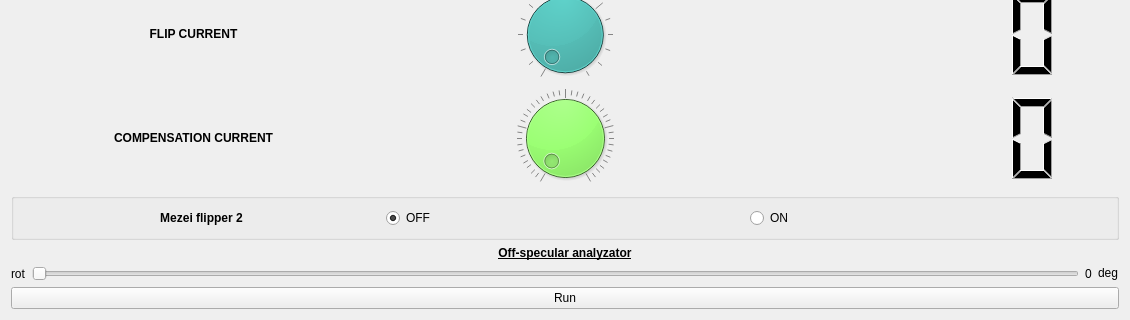
Before: the Qt Designer form nicos_lahn/v6/gui/polarization_2.ui in mlz-ictrl/nicos, drawn with Qt 5; both pictures show x 0 to 1130 and y 390 to 710 of the 1130 by 710 pixel window.
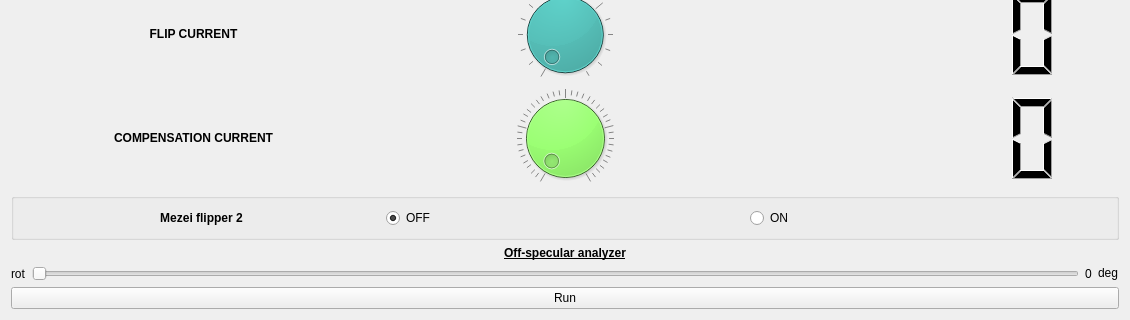
After: the same form once the commit is applied.

The edit to the form file:
```diff
--- a/nicos_lahn/v6/gui/polarization_2.ui
+++ b/nicos_lahn/v6/gui/polarization_2.ui
@@ -368,7 +368,7 @@
    <item>
     <widget class="QLabel" name="label">
      <property name="text">
-      <string>&lt;html&gt;&lt;head/&gt;&lt;body&gt;&lt;p align=&quot;center&quot;&gt;&lt;span style=&quot; font-weight:600; text-decoration: underline;&quot;&gt;Off-specular analyzator&lt;/span&gt;&lt;/p&gt;&lt;/body&gt;&lt;/html&gt;</string>
+      <string>&lt;html&gt;&lt;head/&gt;&lt;body&gt;&lt;p align=&quot;center&quot;&gt;&lt;span style=&quot; font-weight:600; text-decoration: underline;&quot;&gt;Off-specular analyzer&lt;/span&gt;&lt;/p&gt;&lt;/body&gt;&lt;/html&gt;</string>
      </property>
     </widget>
    </item>
```
